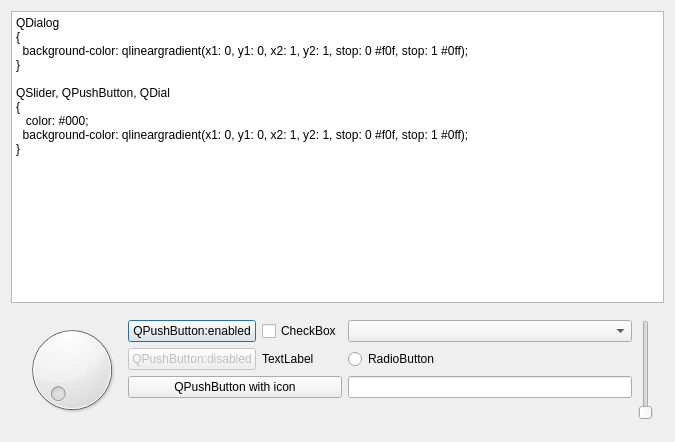
The window that qtstylesheetsettermaindialog.ui (richelbilderbeek/StyleSheetSetter) describes before a commit, drawn with Qt 5.
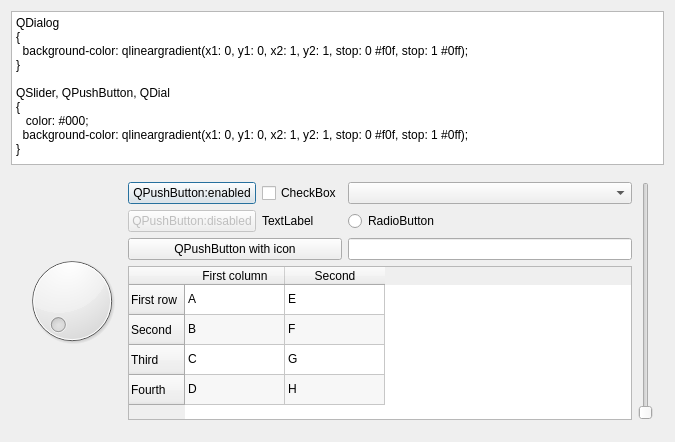
The same window after the commit. Icons and pictures are not drawn.

What changed in the file:
```diff
--- a/qtstylesheetsettermaindialog.ui
+++ b/qtstylesheetsettermaindialog.ui
@@ -114,6 +114,83 @@
         </property>
        </widget>
       </item>
+      <item row="3" column="1" colspan="3">
+       <widget class="QTableWidget" name="tableWidget">
+        <property name="alternatingRowColors">
+         <bool>true</bool>
+        </property>
+        <row>
+         <property name="text">
+          <string>First row</string>
+         </property>
+        </row>
+        <row>
+         <property name="text">
+          <string>Second</string>
+         </property>
+        </row>
+        <row>
+         <property name="text">
+          <string>Third</string>
+         </property>
+        </row>
+        <row>
+         <property name="text">
+          <string>Fourth</string>
+         </property>
+        </row>
+        <column>
+         <property name="text">
+          <string>First column</string>
+         </property>
+        </column>
+        <column>
+         <property name="text">
+          <string>Second</string>
+         </property>
+        </column>
+        <item row="0" column="0">
+         <property name="text">
+          <string>A</string>
+         </property>
+        </item>
+        <item row="0" column="1">
+         <property name="text">
+          <string>E</string>
+         </property>
+        </item>
+        <item row="1" column="0">
+         <property name="text">
+          <string>B</string>
+         </property>
+        </item>
+        <item row="1" column="1">
+         <property name="text">
+          <string>F</string>
+         </property>
+        </item>
+        <item row="2" column="0">
+         <property name="text">
+          <string>C</string>
+         </property>
+        </item>
+        <item row="2" column="1">
+         <property name="text">
+          <string>G</string>
+         </property>
+        </item>
+        <item row="3" column="0">
+         <property name="text">
+          <string>D</string>
+         </property>
+        </item>
+        <item row="3" column="1">
+         <property name="text">
+          <string>H</string>
+         </property>
+        </item>
+       </widget>
+      </item>
      </layout>
     </widget>
    </item>
```
Left out of the diff: 3 changed lines with no effect on the pictures.
